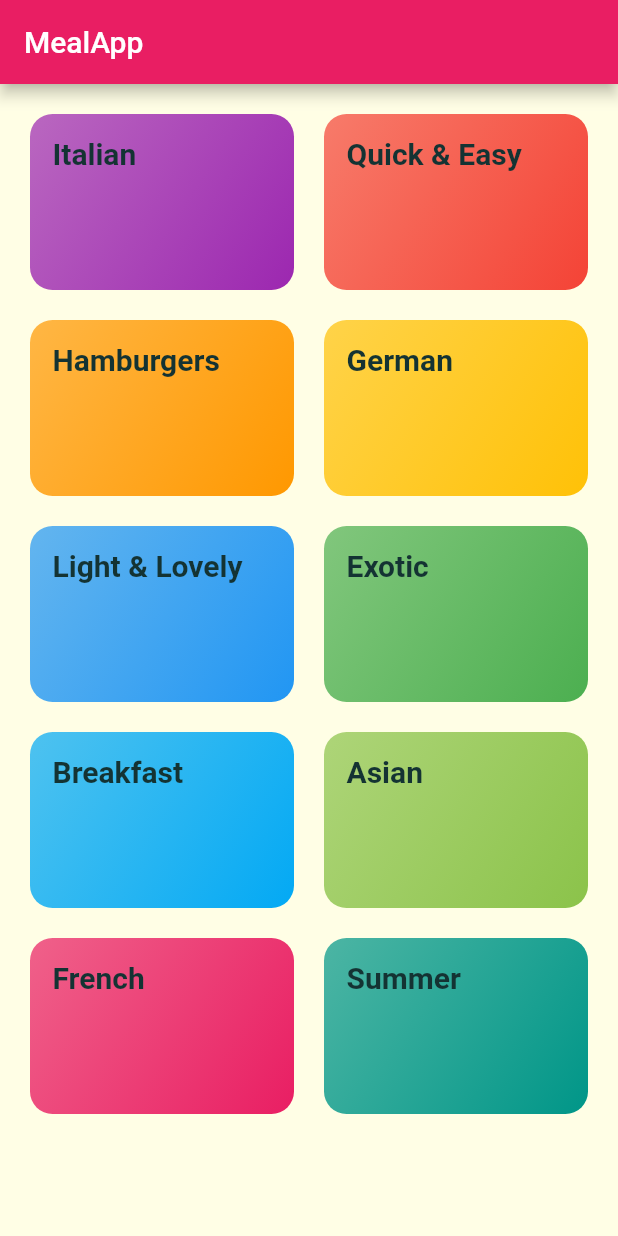
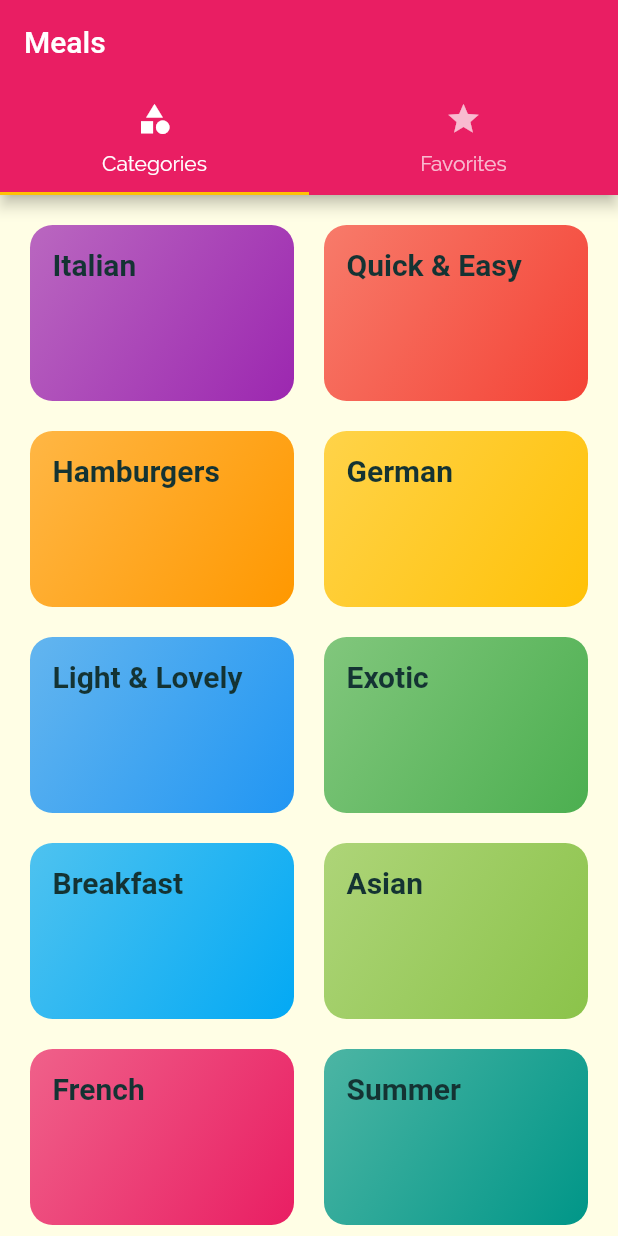
Before and after one commit to emrebingor/meal-app, a Flutter app: the screen it shows after launch, on a phone screen of 412 x 824 dp. Run offline on Flutter 3.47's test engine with Material 2 defaults, Android fonts, the phone set to English and light mode, and no system bars; Roboto replaces fonts that are missing (RobotCondensed).

Commit message:
Tab Bar addition

```diff
--- a/lib/categories_screen.dart
+++ b/lib/categories_screen.dart
@@ -8,11 +8,7 @@ class CategoriesScreen extends StatelessWidget {
 
   @override
   Widget build(BuildContext context) {
-    return Scaffold(
-      appBar: AppBar(
-        title: Text('MealApp'),
-      ),
-      body: GridView(
+    return GridView(
         padding: EdgeInsets.all(20.0),
         children: Dummy_Categories.map(
           (catData) => CategoryItem(
@@ -26,7 +22,6 @@ class CategoriesScreen extends StatelessWidget {
             childAspectRatio: 1.5,
             crossAxisSpacing: 20,
             mainAxisSpacing: 20),
-      ),
-    );
+      );
   }
 }
--- /dev/null
+++ b/lib/favorites_screen.dart
@@ -0,0 +1,10 @@
+import 'package:flutter/material.dart';
+
+class FavoritesScreen extends StatelessWidget {
+  @override
+  Widget build(BuildContext context) {
+    return Center(
+      child: Text('Favs'),
+    );
+  }
+}
--- a/lib/main.dart
+++ b/lib/main.dart
@@ -3,6 +3,7 @@ import 'home_page.dart';
 import 'package:meal_app_flutter/categories_screen.dart';
 import 'package:meal_app_flutter/category_meal_screen.dart';
 import 'meal_detail_screen.dart';
+import 'package:meal_app_flutter/tabs_screen.dart';
 
 void main() {
   runApp(MealApp());
@@ -27,8 +28,9 @@ class MealApp extends StatelessWidget {
               ),
             ),
       ),
-      initialRoute: CategoriesScreen.id,
+      initialRoute: TabsScreen.id,
       routes: {
+        TabsScreen.id: (context) => TabsScreen(),
         CategoriesScreen.id: (context) => CategoriesScreen(),
         CategoryMealScreen.id: (context) => CategoryMealScreen(),
         MealDetailScreen.id: (context) => MealDetailScreen(),
--- /dev/null
+++ b/lib/tabs_screen.dart
@@ -0,0 +1,44 @@
+import 'package:flutter/material.dart';
+import 'package:meal_app_flutter/categories_screen.dart';
+import 'package:meal_app_flutter/favorites_screen.dart';
+
+class TabsScreen extends StatefulWidget {
+
+  static const String id = 'tabs_screen';
+
+  @override
+  State<TabsScreen> createState() => _TabsScreenState();
+}
+
+class _TabsScreenState extends State<TabsScreen> {
+  @override
+  Widget build(BuildContext context) {
+    return DefaultTabController(
+      length: 2,
+      initialIndex: 0,
+      child: Scaffold(
+        appBar: AppBar(
+          title: Text('Meals'),
+          bottom: TabBar(
+            tabs: <Widget>[
+              Tab(
+                icon: Icon(Icons.category),
+                text: 'Categories',
+              ),
+              Tab(
+                icon: Icon(Icons.star),
+                text: 'Favorites',
+              ),
+            ],
+          ),
+        ),
+        body: TabBarView(
+          children: <Widget>[
+            CategoriesScreen(),
+            FavoritesScreen(),
+          ],
+        ),
+      ),
+    );
+  }
+}
```
